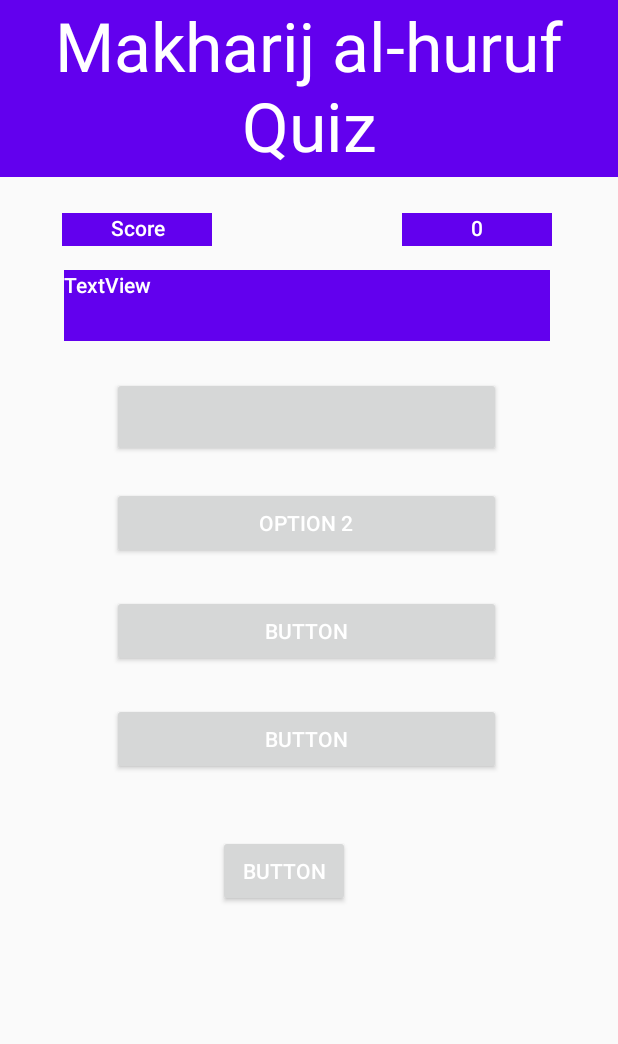
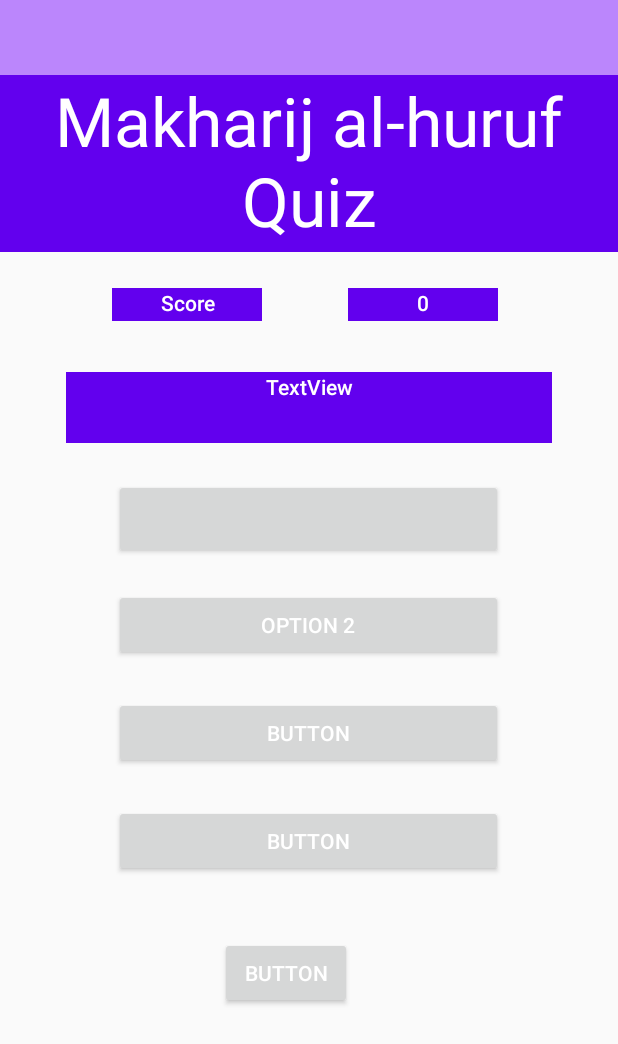
Before and after one commit to Amjad-Ashfaq/testing-app-with-Up-button, an Android app: the layout activity_quiz.xml on its own in the app's theme, with its tools: preview values and no code run, on a phone screen of 412 x 824 dp. Shown: the top 1044 px of the screen. Run offline under Robolectric (Android 15) with nearby library versions, the phone set to English and light mode, and no system bars.

Commit message:
Up action bar added in all activities

```diff
--- a/testing-app/app/src/main/res/layout/activity_quiz.xml
+++ b/testing-app/app/src/main/res/layout/activity_quiz.xml
@@ -17,8 +17,8 @@
         android:textAppearance="@style/TextAppearance.AppCompat.Body2"
         android:textColor="@color/white"
         app:layout_constraintEnd_toStartOf="@+id/val"
-        app:layout_constraintHorizontal_bias="0.245"
-        app:layout_constraintStart_toStartOf="parent"
+        app:layout_constraintHorizontal_bias="0.564"
+        app:layout_constraintStart_toStartOf="@+id/textView3"
         app:layout_constraintTop_toBottomOf="@+id/textView3" />
 
     <TextView
@@ -26,26 +26,26 @@
         android:layout_width="100dp"
         android:layout_height="22dp"
         android:layout_marginTop="24dp"
-        android:layout_marginEnd="44dp"
+        android:layout_marginEnd="80dp"
         android:background="@color/purple_500"
         android:text="0"
         android:textAlignment="center"
         android:textAppearance="@style/TextAppearance.AppCompat.Body2"
         android:textColor="@color/white"
-        app:layout_constraintEnd_toEndOf="parent"
+        app:layout_constraintEnd_toEndOf="@+id/textView3"
         app:layout_constraintTop_toBottomOf="@+id/textView3" />
 
     <TextView
         android:id="@+id/question"
         android:layout_width="324dp"
         android:layout_height="47dp"
-        android:layout_marginTop="180dp"
+        android:layout_marginTop="248dp"
         android:background="@color/purple_500"
         android:text="TextView"
+        android:textAlignment="center"
         android:textAppearance="@style/TextAppearance.AppCompat.Body2"
         android:textColor="@color/white"
         app:layout_constraintEnd_toEndOf="parent"
-        app:layout_constraintHorizontal_bias="0.482"
         app:layout_constraintStart_toStartOf="parent"
         app:layout_constraintTop_toTopOf="parent" />
 
@@ -114,11 +114,23 @@
         android:id="@+id/textView3"
         android:layout_width="0dp"
         android:layout_height="118dp"
+        android:background="@color/purple_500"
         android:text="Makharij al-huruf Quiz"
         android:textAlignment="center"
-        android:background="@color/purple_500"
+        android:textAppearance="@style/TextAppearance.AppCompat.Display2"
         android:textColor="@color/white"
-        android:textAppearance="@style/TextAppearance.AppCompat.Display2"
+        app:layout_constraintEnd_toEndOf="parent"
+        app:layout_constraintHorizontal_bias="0.0"
+        app:layout_constraintStart_toStartOf="parent"
+        app:layout_constraintTop_toBottomOf="@+id/backToMain" />
+
+    <androidx.appcompat.widget.Toolbar
+        android:id="@+id/backToMain"
+        android:layout_width="0dp"
+        android:layout_height="50dp"
+        android:background="@color/purple_200"
+        android:minHeight="?attr/actionBarSize"
+        android:theme="?attr/actionBarTheme"
         app:layout_constraintEnd_toEndOf="parent"
         app:layout_constraintStart_toStartOf="parent"
         app:layout_constraintTop_toTopOf="parent" />
```
Also changed, not shown: testing-app/app/src/main/java/com/example/myapplication/Quiz_activity.java (+11 -0 lines), testing-app/app/src/main/java/com/example/myapplication/result_activity.java (+12 -0 lines), testing-app/app/src/main/res/layout/activity_result.xml (+14 -4 lines).
